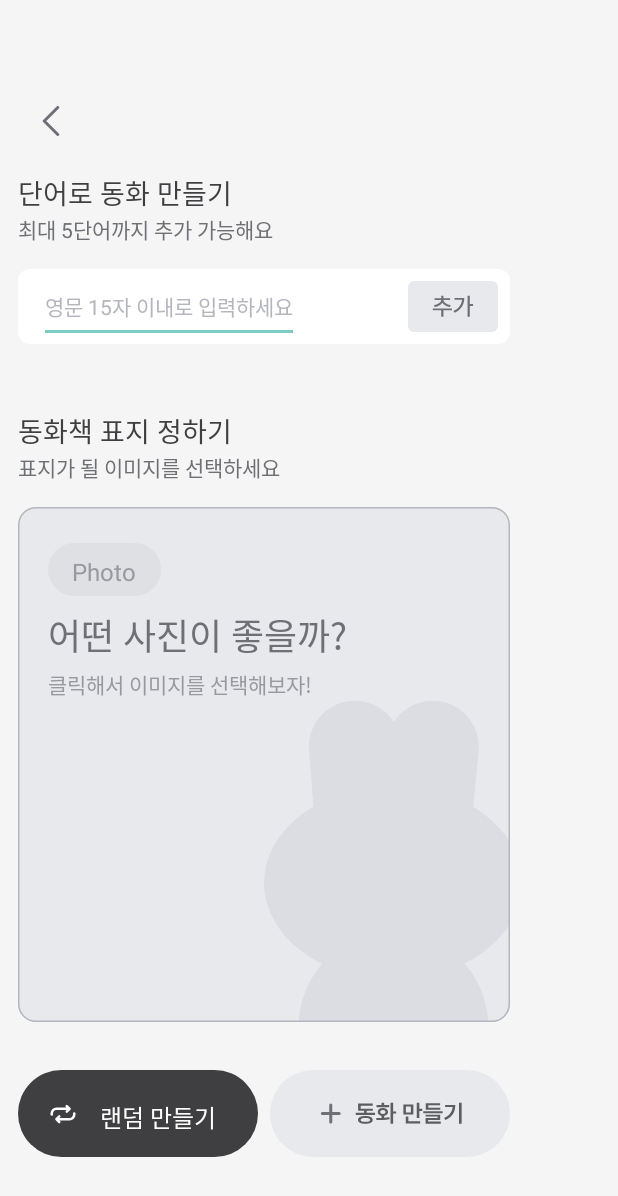
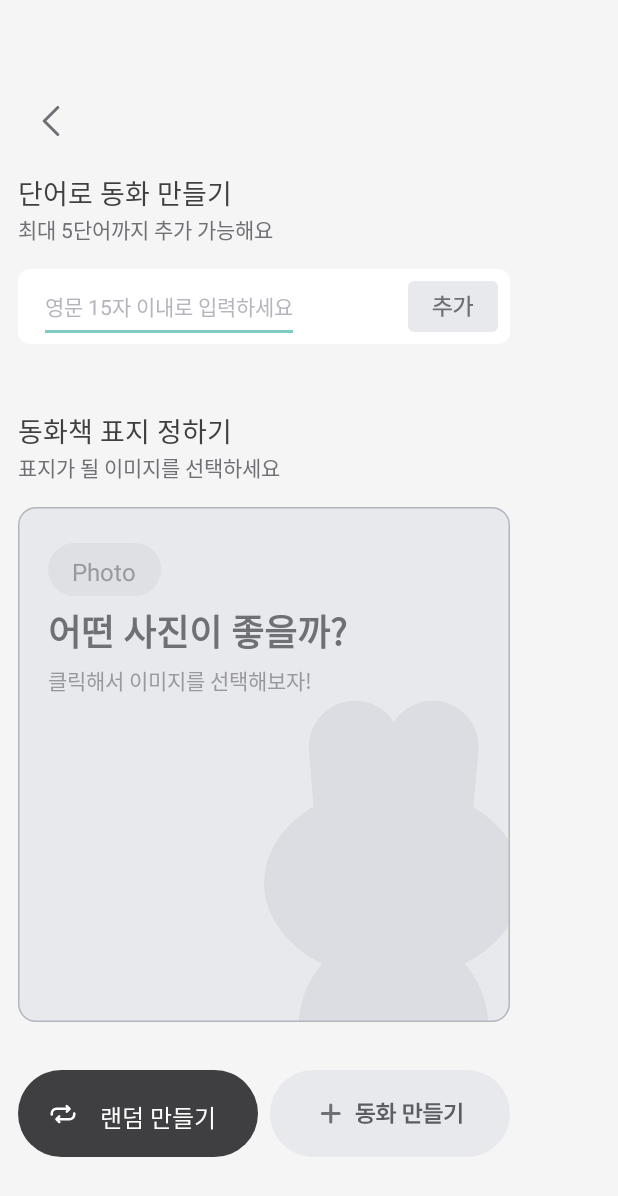
Before and after one commit to woolnd/english-fairytale-front-cooperation, an Android app: the screen it shows after launch (MainActivity), on a phone screen of 412 x 824 dp. Shown: the top 1196 px of the screen. Run offline under Robolectric (Android 15) with nearby library versions, the phone set to English and light mode, and no system bars; 3 statements that could not run were skipped.

Commit message:
gallery input text change (7/10)

```diff
--- a/app/build.gradle.kts
+++ b/app/build.gradle.kts
@@ -52,4 +52,8 @@ dependencies {
     implementation ("com.squareup.retrofit2:converter-gson:2.9.0")
     implementation ("com.google.code.gson:gson:2.8.6")
 
+    //이미지 불러오는 라이브러리
+    implementation("com.github.bumptech.glide:glide:4.12.0")
+    annotationProcessor("com.github.bumptech.glide:compiler:4.12.0")
+
 }
--- a/app/src/main/res/layout/activity_main.xml
+++ b/app/src/main/res/layout/activity_main.xml
@@ -1,5 +1,6 @@
 <?xml version="1.0" encoding="utf-8"?>
-<androidx.constraintlayout.widget.ConstraintLayout xmlns:android="http://schemas.android.com/apk/res/android"
+<androidx.constraintlayout.widget.ConstraintLayout
+    xmlns:android="http://schemas.android.com/apk/res/android"
     xmlns:app="http://schemas.android.com/apk/res-auto"
     xmlns:tools="http://schemas.android.com/tools"
     android:layout_width="360dp"
@@ -294,22 +295,29 @@
 
             <ImageView
                 android:id="@+id/imageView"
-                android:layout_width="wrap_content"
-                android:layout_height="wrap_content"
+                android:layout_width="328dp"
+                android:layout_height="343dp"
                 android:layout_marginTop="16dp"
                 android:src="@drawable/img_select"
                 app:layout_constraintLeft_toLeftOf="@id/textView4"
                 app:layout_constraintTop_toBottomOf="@id/textView4" />
+
+            <androidx.constraintlayout.widget.ConstraintLayout
+                android:id="@+id/phototext"
+                android:layout_width="wrap_content"
+                android:layout_height="wrap_content"
+                android:layout_marginLeft="20dp"
+                android:layout_marginTop="24dp"
+                app:layout_constraintTop_toTopOf="@id/imageView"
+                app:layout_constraintStart_toStartOf="@id/imageView">
 
                 <ImageView
                     android:id="@+id/image_chip.iv"
                     android:layout_width="wrap_content"
                     android:layout_height="wrap_content"
                     android:src="@drawable/image_chip"
-                android:layout_marginLeft="20dp"
-                android:layout_marginTop="24dp"
-                app:layout_constraintTop_toTopOf="@id/imageView"
-                app:layout_constraintLeft_toLeftOf="@id/imageView" />
+                    app:layout_constraintTop_toTopOf="parent"
+                    app:layout_constraintLeft_toLeftOf="parent" />
 
                 <TextView
                     android:layout_width="wrap_content"
@@ -327,12 +335,12 @@
                     android:layout_width="wrap_content"
                     android:layout_height="wrap_content"
                     android:text="어떤 사진이 좋을까?"
+                    android:textStyle="bold"
                     android:textSize="24sp"
                     android:textColor="#6F7075"
-                app:layout_constraintTop_toTopOf="@id/imageView"
-                app:layout_constraintLeft_toLeftOf="@id/imageView"
-                android:layout_marginTop="67dp"
-                android:layout_marginLeft="20dp" />
+                    app:layout_constraintTop_toBottomOf="@id/image_chip.iv"
+                    app:layout_constraintLeft_toLeftOf="@id/image_chip.iv"
+                    android:layout_marginTop="5dp"/>
 
                 <TextView
                     android:layout_width="wrap_content"
@@ -344,6 +352,10 @@
                     app:layout_constraintLeft_toLeftOf="@id/how_to_picture.txt"
                     android:layout_marginTop="4dp"/>
 
+
+            </androidx.constraintlayout.widget.ConstraintLayout>
+
+
             <ImageView
                 android:id="@+id/random_make_btn.iv"
                 android:layout_width="wrap_content"
@@ -352,8 +364,7 @@
                 android:layout_marginTop="32dp"
                 android:layout_marginRight="8dp"
                 app:layout_constraintTop_toBottomOf="@id/imageView"
-                app:layout_constraintLeft_toLeftOf="@id/imageView"
-                />
+                app:layout_constraintLeft_toLeftOf="@id/imageView" />
 
             <ImageView
                 android:id="@+id/random.iv"
--- a/app/src/main/res/values/colors.xml
+++ b/app/src/main/res/values/colors.xml
@@ -8,4 +8,5 @@
     <color name="black">#FF000000</color>
     <color name="white">#FFFFFFFF</color>
     <color name="gray">#F5F5F5</color>
+    <color name="darkgray">#5C5D61</color>
 </resources>
```
Also changed, not shown: app/src/main/java/com/example/make/BookActivity.kt (+57 -32 lines), app/src/main/java/com/example/make/MainActivity.kt (+36 -0 lines). Lines whose indentation alone changed are shown as unchanged.
